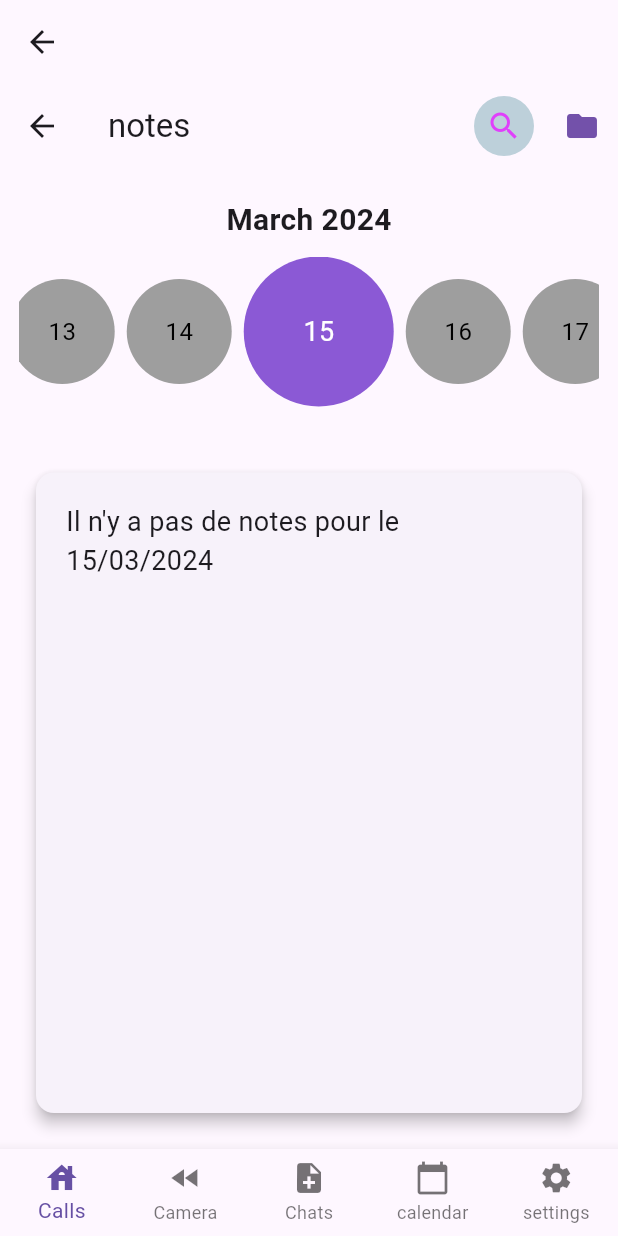
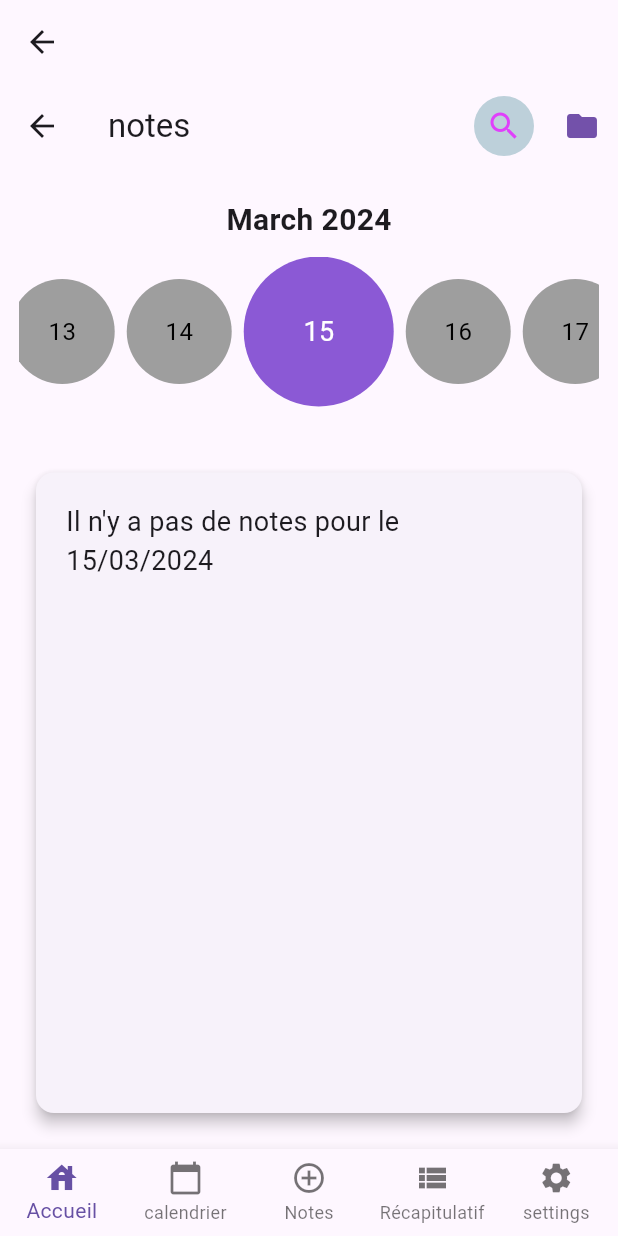
Before and after one commit to ThomasVly/Projet-F, a Flutter app: the NavBar screen opened directly, on a phone screen of 412 x 824 dp. Run offline on Flutter 3.47's test engine with Material 3 defaults, Android fonts, the phone set to English and light mode, and no system bars; our stand-ins replace shared_preferences, table_calendar; accounts and stored records are empty.

Commit message:
merge : navbar

```diff
--- a/lib/classes/navbar.dart
+++ b/lib/classes/navbar.dart
@@ -5,11 +5,8 @@ import 'calendrier.dart';
 import 'accueil.dart';
 import 'notes.dart';
 
-
-
 class NavBar extends StatefulWidget {
   const NavBar({super.key, required this.title});
-
 
   final String title;
 
@@ -18,8 +15,6 @@ class NavBar extends StatefulWidget {
 }
 
 class _NavBarState extends State<NavBar> {
-
-
   int _selectedIndex = 0;
 
   void _onItemTapped(int index) {
@@ -37,11 +32,13 @@ class _NavBarState extends State<NavBar> {
     // fast, so that you can just rebuild anything that needs updating rather
     // than having to individually change instances of widgets.
 
-
     const List<Widget> _pages = <Widget>[
-
-      Accueil(title: "notes",),
-      Calendar(title: "calendar",),
+      Accueil(
+        title: "notes",
+      ),
+      Calendar(
+        title: "calendar",
+      ),
       Chargement(title: 'yousk2'),
       Icon(
         Icons.calendar_today,
@@ -51,39 +48,39 @@ class _NavBarState extends State<NavBar> {
     ];
 
     return Scaffold(
-
       appBar: AppBar(
         title: const Text(''),
       ),
-
-      body : Center(
+      body: Center(
         child: _pages.elementAt(_selectedIndex),
       ),
-      bottomNavigationBar:BottomNavigationBar(
+      bottomNavigationBar: BottomNavigationBar(
         type: BottomNavigationBarType.fixed,
         items: const <BottomNavigationBarItem>[
           BottomNavigationBarItem(
             icon: Icon(Icons.house),
-            label: 'Calls',
-          ),
-          BottomNavigationBarItem(
-            icon: Icon(Icons.fast_rewind),
-            label: 'Camera',
-          ),
-          BottomNavigationBarItem(
-            icon: Icon(Icons.note_add),
-            label: 'Chats',
+            label: 'Accueil',
           ),
           BottomNavigationBarItem(
             icon: Icon(Icons.calendar_today),
-            label: 'calendar',
+            label: 'calendrier',
+          ),
+          BottomNavigationBarItem(
+            icon: Icon(
+                Icons.add_circle_outline), // Icône "Ajouter" pour les notes
+            label: 'Notes', // Label pour les notes
+          ),
+          BottomNavigationBarItem(
+            icon: Icon(Icons
+                .view_list), // Icône de vue liste pour le résumé ou le récapitulatif
+            label: 'Récapitulatif ', // Label pour le résumé
           ),
           BottomNavigationBarItem(
             icon: Icon(Icons.settings),
             label: 'settings',
           ),
         ],
-        currentIndex : _selectedIndex,
+        currentIndex: _selectedIndex,
         onTap: _onItemTapped,
       ),
     );
```
